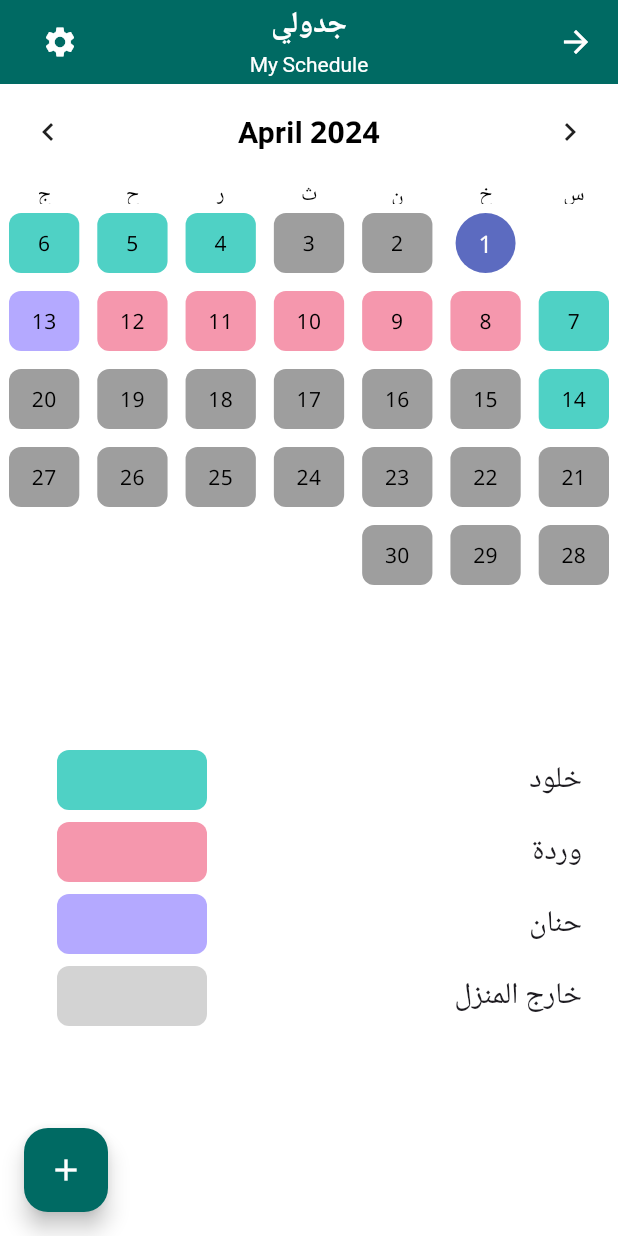
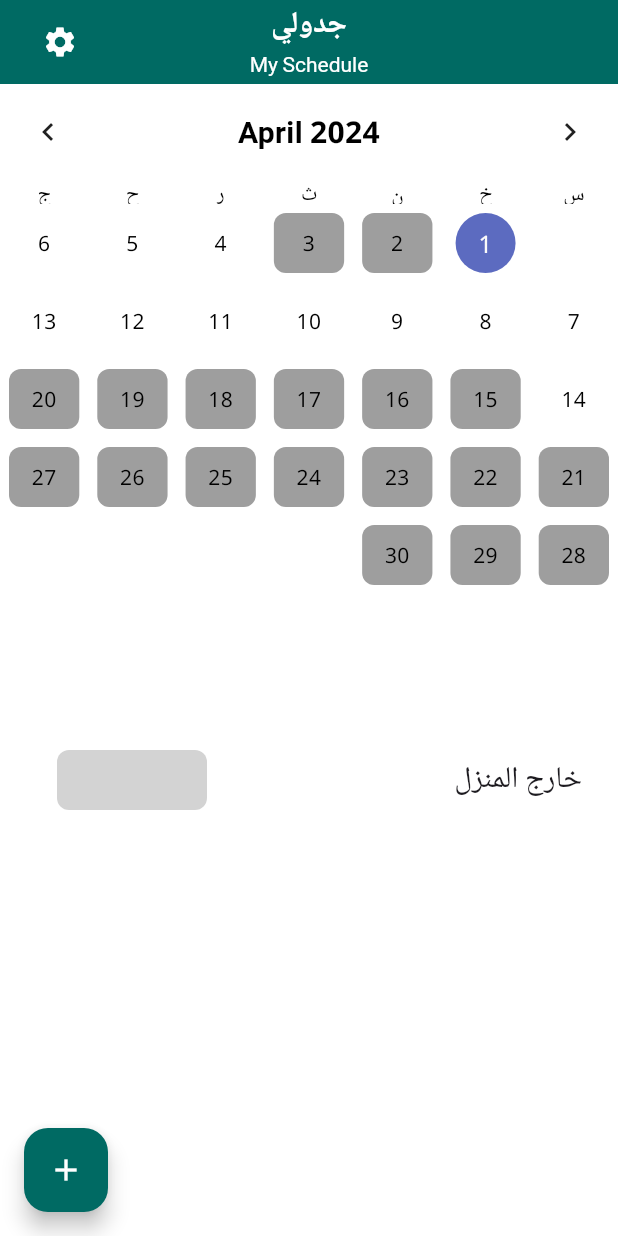
Before and after one commit to Yaser81/mabeet_app, a Flutter app: the HomeScreen screen opened directly, on a phone screen of 412 x 824 dp. Run offline on Flutter 3.47's test engine with Material 3 defaults, Android fonts, the phone set to English and light mode, and no system bars; drawn by our look-alikes of table_calendar; our stand-ins replace equatable, flutter_bloc, google_fonts; missing offline and left inert: flex_color_picker.

Commit message:
complete add wife feature

```diff
--- a/lib/cubit/cubit/schedule_state.dart
+++ b/lib/cubit/cubit/schedule_state.dart
@@ -11,6 +11,6 @@ final class ScheduleInitial extends ScheduleState {
   const ScheduleInitial(ScheduleModel? schedule);
 }
 
-final class ScheduleUpdate extends ScheduleState {
+final class ScheduleProcess extends ScheduleState {}
 
-}
+final class ScheduleUpdate extends ScheduleState {}
--- a/lib/home_screen.dart
+++ b/lib/home_screen.dart
@@ -263,11 +263,17 @@ class _HomeScreenState extends State<HomeScreen> {
         .where((d) => !outHomeDates.contains(d))
         .toList();
     int index = 0;
-    while (index < validDays.length) {
-      for (var wife in schedule.wives.entries) {
-        for (int i = 0; i < wife.value.days && index < validDays.length; i++) {
-          colorMap[validDays[index]] = wife.value.color;
-          index++;
+    if (schedule.wives.isNotEmpty) {
+      while (index < validDays.length) {
+        for (var wife in schedule.wives.entries) {
+          for (
+            int i = 0;
+            i < wife.value.days && index < validDays.length;
+            i++
+          ) {
+            colorMap[validDays[index]] = wife.value.color;
+            index++;
+          }
         }
       }
     }
--- a/lib/main.dart
+++ b/lib/main.dart
@@ -2,7 +2,6 @@
 import 'package:flutter_bloc/flutter_bloc.dart';
 import 'package:flutter_localizations/flutter_localizations.dart';
 import 'package:google_fonts/google_fonts.dart';
-import 'package:mabeet_app/add_wife_screen.dart';
 import 'package:mabeet_app/cubit/cubit/schedule_cubit.dart';
 import 'package:mabeet_app/home_screen.dart';
 
@@ -11,9 +10,9 @@
 void main() {
   final ScheduleModel scheduleModel = ScheduleModel(
     wives: {
-      'خلود': WifeModel(name: 'خلود', color: Color(0xFF4FD1C5), days: 4),
-      'وردة': WifeModel(name: 'وردة', color: Color(0xFFF597AD), days: 5),
-      'حنان': WifeModel(name: 'حنان', color: Color(0xFFB4A9FF), days: 1),
+      // 'خلود': WifeModel(name: 'خلود', color: Color(0xFF4FD1C5), days: 4),
+      /*'وردة': WifeModel(name: 'وردة', color: Color(0xFFF597AD), days: 5),
+      'حنان': WifeModel(name: 'حنان', color: Color(0xFFB4A9FF), days: 1), */
     },
     outHomeDays: {
       "2025-07": OutHomeModel(
@@ -83,7 +82,7 @@
 
           // تعيين الخط لعناصر واجهة المستخدم الثانوية
         ),
-        home: AddWifeScreen(),
+        home: HomeScreen(),
       ),
     );
   }
--- a/lib/setting_screen.dart
+++ b/lib/setting_screen.dart
@@ -112,7 +112,7 @@ class _SettingsScreenState extends State<SettingsScreen> {
                   }
                   BlocProvider.of<ScheduleCubit>(
                     context,
-                  ).updateWifeStays(wifesUpdatedData);
+                  ).updateWives(wifesUpdatedData);
                   Navigator.of(context).pop();
                 },
               ),
```
Also changed, not shown: lib/add_wife_screen.dart (+24 -8 lines), lib/cubit/cubit/schedule_cubit.dart (+14 -4 lines).
